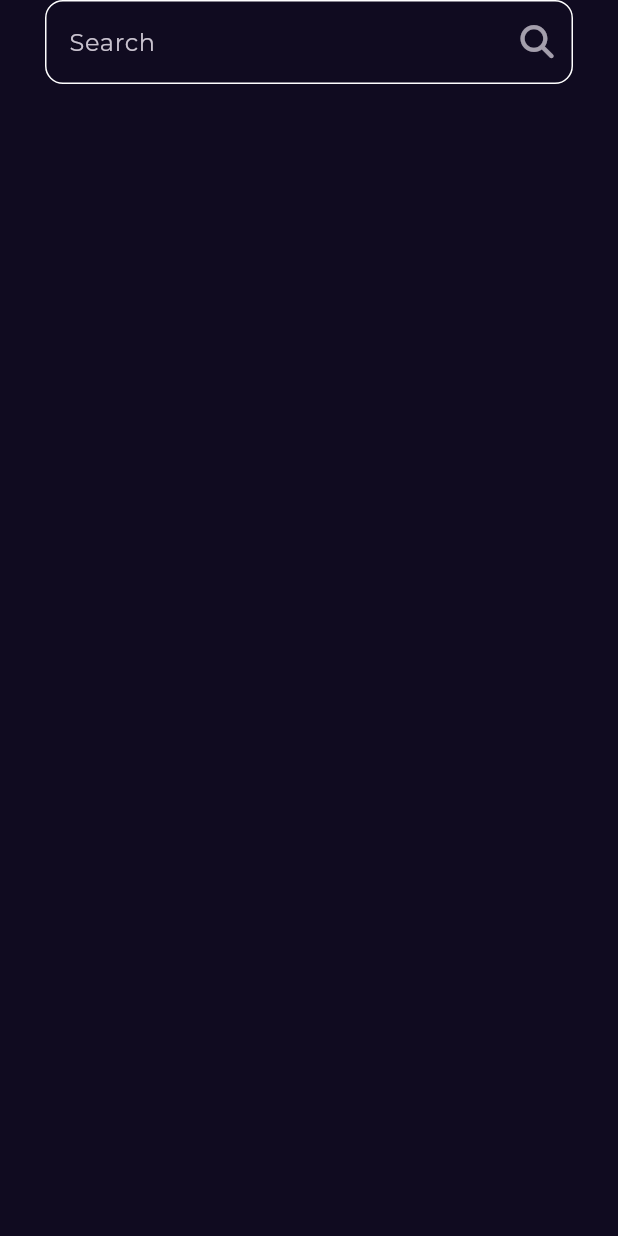
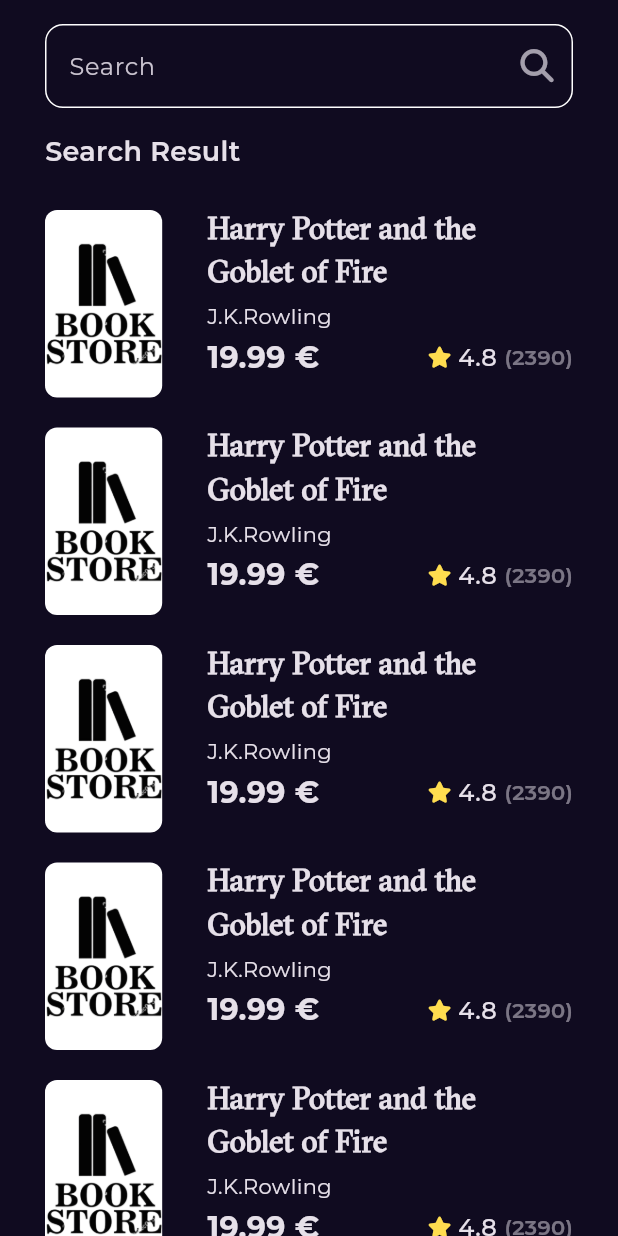
Before and after one commit to AhmedElsalhy/BookStore, a Flutter app: the screen it shows after launch, after a tap on an icon or button, on a phone screen of 412 x 824 dp. Run offline on Flutter 3.47's test engine with Material 3 defaults, Android fonts, the phone set to English and light mode, and no system bars; our stand-ins replace font_awesome_flutter, go_router, google_fonts.

Commit message:
search view done

```diff
--- a/lib/Features/home/presentation/views/widgets/best_seller_list_view.dart
+++ b/lib/Features/home/presentation/views/widgets/best_seller_list_view.dart
@@ -16,7 +16,7 @@ class BestSellerListView extends StatelessWidget {
         itemBuilder: (context, index) {
           return const Padding(
             padding: EdgeInsets.symmetric(vertical: 10),
-            child: BestSellerListViewItem(),
+            child: BookListViewItem(),
           );
         },
       ),
--- a/lib/Features/home/presentation/views/widgets/best_seller_list_view_item.dart
+++ b/lib/Features/home/presentation/views/widgets/best_seller_list_view_item.dart
@@ -5,8 +5,8 @@ import 'package:book_store/core/utils/styles.dart';
 import 'package:flutter/material.dart';
 import 'package:go_router/go_router.dart';
 
-class BestSellerListViewItem extends StatelessWidget {
-  const BestSellerListViewItem({super.key});
+class BookListViewItem extends StatelessWidget {
+  const BookListViewItem({super.key});
 
   @override
   Widget build(BuildContext context) {
--- /dev/null
+++ b/lib/Features/search/presentation/views/widgets/search_result_list_view.dart
@@ -0,0 +1,21 @@
+import 'package:book_store/Features/home/presentation/views/widgets/best_seller_list_view_item.dart';
+import 'package:flutter/material.dart';
+
+class SearchResultListView extends StatelessWidget {
+  const SearchResultListView({super.key});
+
+  @override
+  Widget build(BuildContext context) {
+    return ListView.builder(
+      padding: EdgeInsets.zero,
+      itemCount: 10,
+      physics: const NeverScrollableScrollPhysics(),
+      itemBuilder: (context, index) {
+        return const Padding(
+          padding: EdgeInsets.symmetric(vertical: 10),
+          child: BookListViewItem(),
+        );
+      },
+    );
+  }
+}
--- a/lib/Features/search/presentation/views/widgets/search_view_body.dart
+++ b/lib/Features/search/presentation/views/widgets/search_view_body.dart
@@ -1,6 +1,8 @@
+import 'package:book_store/core/utils/styles.dart';
 import 'package:flutter/material.dart';
 
 import 'custom_search_text_field.dart';
+import 'search_result_list_view.dart';
 
 class SearchViewBody extends StatelessWidget {
   const SearchViewBody({super.key});
@@ -8,10 +10,24 @@ class SearchViewBody extends StatelessWidget {
   @override
   Widget build(BuildContext context) {
     return const Padding(
-      padding: EdgeInsets.symmetric(horizontal: 30),
+      padding: EdgeInsets.only(left: 30, right: 30, top: 16),
       child: Column(
+        crossAxisAlignment: CrossAxisAlignment.start,
         children: [
           CustomSearchViewTextField(),
+          SizedBox(
+            height: 16,
+          ),
+          Text(
+            'Search Result',
+            style: Styles.textStyle18,
+          ),
+          SizedBox(
+            height: 16,
+          ),
+          Expanded(
+            child: SearchResultListView(),
+          ),
         ],
       ),
     );
```
